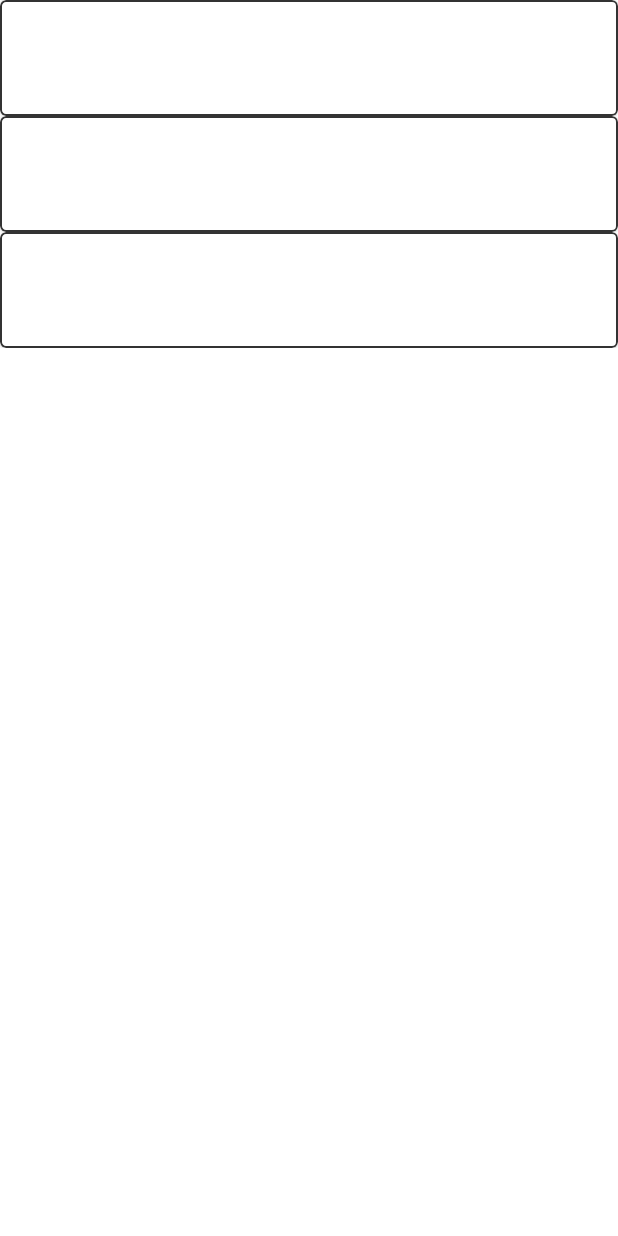
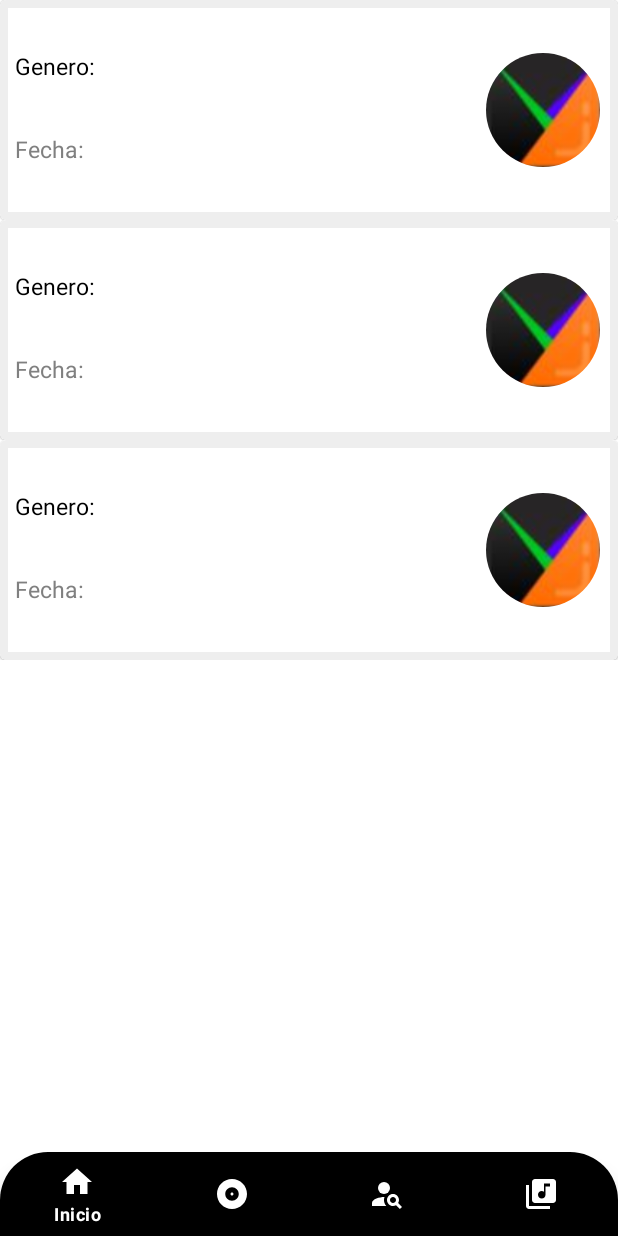
Before and after one commit to MISW-DesarrolloMovil-202215/MISW-DesarrolloMovil-202215, an Android app: the layout album_fragment.xml on its own in the app's theme, with its tools: preview values and no code run, on a phone screen of 412 x 824 dp. Run offline under Robolectric (Android 15) with nearby library versions, the phone set to English and light mode, and no system bars; network calls fail.

Commit message:
Se crea diseño inicial HU01 - T02 Implementación de interfaz gráfica

```diff
--- a/app/build.gradle
+++ b/app/build.gradle
@@ -47,4 +47,5 @@ dependencies {
     testImplementation 'junit:junit:4.13.2'
     androidTestImplementation 'androidx.test.ext:junit:1.1.3'
     androidTestImplementation 'androidx.test.espresso:espresso-core:3.4.0'
+    implementation 'de.hdodenhof:circleimageview:3.1.0'
 }
--- a/app/src/main/java/com/example/vinilosapp_g18/ui/AlbumFragment.kt
+++ b/app/src/main/java/com/example/vinilosapp_g18/ui/AlbumFragment.kt
@@ -1,9 +1,11 @@
 package com.example.vinilosapp_g18.ui
 
+import android.content.Intent
 import android.os.Bundle
 import android.view.LayoutInflater
 import android.view.View
 import android.view.ViewGroup
+import android.widget.Button
 import android.widget.Toast
 import androidx.fragment.app.Fragment
 import androidx.lifecycle.Observer
--- a/app/src/main/java/com/example/vinilosapp_g18/ui/MainActivity.kt
+++ b/app/src/main/java/com/example/vinilosapp_g18/ui/MainActivity.kt
@@ -7,6 +7,7 @@ import android.view.animation.AnimationUtils
 import android.widget.Button
 import android.widget.ImageView
 import android.content.Intent;
+import android.widget.ImageButton
 import android.widget.LinearLayout
 import com.example.vinilosapp_g18.R
 
@@ -33,8 +34,13 @@ class MainActivity : AppCompatActivity() {
         homeText.startAnimation(frombotton)
         menu.startAnimation(frombotton)
 
-        val albumesButton = findViewById<Button>(R.id.albumes)
+        val albumesButton = findViewById<ImageButton>(R.id.albumes)
+        val albumesButton2 = findViewById<Button>(R.id.albumes2)
         albumesButton.setOnClickListener {
+            val intent = Intent(this, ListAlbumes::class.java)
+            startActivity(intent)
+        }
+        albumesButton2.setOnClickListener {
             val intent = Intent(this, ListAlbumes::class.java)
             startActivity(intent)
         }
--- /dev/null
+++ b/app/src/main/res/drawable/desgn_men.xml
@@ -0,0 +1,9 @@
+<?xml version="1.0" encoding="utf-8"?>
+<selector xmlns:android="http://schemas.android.com/apk/res/android">
+    <item
+        android:color="#fff"
+        android:state_selected="true"></item>
+    <item
+        android:color="#fff"
+        android:state_selected="false"></item>
+</selector>
--- /dev/null
+++ b/app/src/main/res/drawable/desing_manu.xml
@@ -0,0 +1,9 @@
+<?xml version="1.0" encoding="utf-8"?>
+<shape xmlns:android="http://schemas.android.com/apk/res/android">
+<solid
+    android:color="#000000"></solid>
+
+    <corners
+        android:topLeftRadius="32dp"
+        android:topRightRadius="32dp"></corners>
+</shape>
--- /dev/null
+++ b/app/src/main/res/drawable/ic_baseline_album_24.xml
@@ -0,0 +1,5 @@
+<vector android:height="24dp" android:tint="#000000"
+    android:viewportHeight="24" android:viewportWidth="24"
+    android:width="24dp" xmlns:android="http://schemas.android.com/apk/res/android">
+    <path android:fillColor="@android:color/white" android:pathData="M12,2C6.48,2 2,6.48 2,12s4.48,10 10,10 10,-4.48 10,-10S17.52,2 12,2zM12,16.5c-2.49,0 -4.5,-2.01 -4.5,-4.5S9.51,7.5 12,7.5s4.5,2.01 4.5,4.5 -2.01,4.5 -4.5,4.5zM12,11c-0.55,0 -1,0.45 -1,1s0.45,1 1,1 1,-0.45 1,-1 -0.45,-1 -1,-1z"/>
+</vector>
--- /dev/null
+++ b/app/src/main/res/drawable/ic_baseline_home_24.xml
@@ -0,0 +1,5 @@
+<vector android:height="24dp" android:tint="#000000"
+    android:viewportHeight="24" android:viewportWidth="24"
+    android:width="24dp" xmlns:android="http://schemas.android.com/apk/res/android">
+    <path android:fillColor="@android:color/white" android:pathData="M10,20v-6h4v6h5v-8h3L12,3 2,12h3v8z"/>
+</vector>
--- /dev/null
+++ b/app/src/main/res/drawable/ic_baseline_library_music_24.xml
@@ -0,0 +1,5 @@
+<vector android:height="24dp" android:tint="#000000"
+    android:viewportHeight="24" android:viewportWidth="24"
+    android:width="24dp" xmlns:android="http://schemas.android.com/apk/res/android">
+    <path android:fillColor="@android:color/white" android:pathData="M20,2L8,2c-1.1,0 -2,0.9 -2,2v12c0,1.1 0.9,2 2,2h12c1.1,0 2,-0.9 2,-2L22,4c0,-1.1 -0.9,-2 -2,-2zM18,7h-3v5.5c0,1.38 -1.12,2.5 -2.5,2.5S10,13.88 10,12.5s1.12,-2.5 2.5,-2.5c0.57,0 1.08,0.19 1.5,0.51L14,5h4v2zM4,6L2,6v14c0,1.1 0.9,2 2,2h14v-2L4,20L4,6z"/>
+</vector>
--- /dev/null
+++ b/app/src/main/res/drawable/ic_baseline_person_search_24.xml
@@ -0,0 +1,7 @@
+<vector android:height="24dp" android:tint="#000000"
+    android:viewportHeight="24" android:viewportWidth="24"
+    android:width="24dp" xmlns:android="http://schemas.android.com/apk/res/android">
+    <path android:fillColor="@android:color/white" android:pathData="M10,8m-4,0a4,4 0,1 1,8 0a4,4 0,1 1,-8 0"/>
+    <path android:fillColor="@android:color/white" android:pathData="M10.35,14.01C7.62,13.91 2,15.27 2,18v2h9.54C9.07,17.24 10.31,14.11 10.35,14.01z"/>
+    <path android:fillColor="@android:color/white" android:pathData="M19.43,18.02C19.79,17.43 20,16.74 20,16c0,-2.21 -1.79,-4 -4,-4s-4,1.79 -4,4c0,2.21 1.79,4 4,4c0.74,0 1.43,-0.22 2.02,-0.57L20.59,22L22,20.59L19.43,18.02zM16,18c-1.1,0 -2,-0.9 -2,-2c0,-1.1 0.9,-2 2,-2s2,0.9 2,2C18,17.1 17.1,18 16,18z"/>
+</vector>
--- a/app/src/main/res/layout/activity_main.xml
+++ b/app/src/main/res/layout/activity_main.xml
@@ -92,72 +92,75 @@
         app:layout_constraintTop_toTopOf="parent"
         app:layout_constraintEnd_toEndOf="parent"
         app:layout_constraintHorizontal_bias="0.6"
-        android:layout_marginTop="340dp">
+        android:layout_marginTop="400dp">
 
         <LinearLayout
-            android:layout_marginBottom="50dp"
+
             android:layout_width="wrap_content"
             android:layout_height="wrap_content"
             android:orientation="horizontal">
 
-            <LinearLayout
+            <RelativeLayout
                 android:layout_marginRight="10dp"
                 android:layout_width="wrap_content"
                 android:layout_height="wrap_content"
                 android:orientation="vertical">
 
-                <ImageView
-                    android:layout_marginBottom="5dp"
-                    android:layout_width="65dp"
-                    android:layout_height="65dp"
-                    android:src="@drawable/albumes"></ImageView>
+                <ImageButton
+                    android:id="@+id/albumes"
+                    android:layout_width="130dp"
+                    android:layout_height="183dp"
+                    android:layout_marginStart="3dp"
+                    android:src="@drawable/album"></ImageButton>
 
                 <Button
-                    android:id="@+id/albumes"
+                    android:id="@+id/albumes2"
                     android:layout_width="wrap_content"
                     android:layout_height="wrap_content"
                     android:text="Albumes"
-                    android:textSize="23sp"
-                    android:textColor="#000000"></Button>
-            </LinearLayout>
-            <LinearLayout
+                    android:textSize="10sp"
+                    android:layout_marginTop="138dp"
+                    android:textColor="#ffffff"></Button>
+            </RelativeLayout>
+            <RelativeLayout
                 android:layout_marginRight="10dp"
                 android:layout_width="wrap_content"
                 android:layout_height="wrap_content"
                 android:orientation="vertical">
 
-                <ImageView
-                    android:layout_marginBottom="5dp"
-                    android:layout_width="65dp"
-                    android:layout_height="65dp"
-                    android:src="@drawable/albumes"></ImageView>
+                <ImageButton
+                    android:id="@+id/artistas"
+                    android:layout_width="130dp"
+                    android:layout_height="183dp"
+                    android:src="@drawable/artista"></ImageButton>
 
-                <TextView
+                <Button
                     android:layout_width="wrap_content"
                     android:layout_height="wrap_content"
                     android:text="Artistas"
-                    android:textSize="23sp"
-                    android:textColor="#000000"></TextView>
-            </LinearLayout>
-            <LinearLayout
+                    android:textSize="10sp"
+                    android:layout_marginTop="138dp"
+                    android:textColor="#ffffff"></Button>
+            </RelativeLayout>
+            <RelativeLayout
                 android:layout_marginRight="10dp"
                 android:layout_width="wrap_content"
                 android:layout_height="wrap_content"
                 android:orientation="vertical">
 
-                <ImageView
-                    android:layout_marginBottom="5dp"
-                    android:layout_width="65dp"
-                    android:layout_height="65dp"
-                    android:src="@drawable/albumes"></ImageView>
-
-                <TextView
+                <ImageButton
+                    android:id="@+id/coleccionista"
+                    android:layout_width="140dp"
+                    android:layout_height="183dp"
+                    android:src="@drawable/coleccionista"></ImageButton>
+                <Button
                     android:layout_width="wrap_content"
                     android:layout_height="wrap_content"
                     android:text="Coleccionista"
-                    android:textSize="23sp"
-                    android:textColor="#000000"></TextView>
-            </LinearLayout>
+                    android:textSize="10sp"
+                    android:layout_marginTop="138dp"
+                    android:textColor="#ffffff"></Button>
+            </RelativeLayout>
         </LinearLayout>
     </LinearLayout>
 
--- a/app/src/main/res/layout/album_fragment.xml
+++ b/app/src/main/res/layout/album_fragment.xml
@@ -3,18 +3,52 @@
     xmlns:tools="http://schemas.android.com/tools"
     android:layout_width="match_parent"
     android:layout_height="match_parent"
+    xmlns:app="http://schemas.android.com/apk/res-auto"
     tools:context=".ui.AlbumFragment">
 
     <!-- TODO: Update blank fragment layout -->
+        <ProgressBar
+            android:id="@+id/progressBar"
+            android:layout_marginTop="250dp"
+            android:layout_width="match_parent"
+            android:layout_height="wrap_content"
+            app:layout_constraintBottom_toBottomOf="parent"
+            app:layout_constraintEnd_toEndOf="parent"
+            app:layout_constraintStart_toStartOf="parent"
+            app:layout_constraintTop_toTopOf="parent"
+            ></ProgressBar>
         <TextView
             android:layout_width="match_parent"
-        android:layout_height="match_parent"
-        android:text="@string/hello_blank_fragment" />
+            android:layout_height="wrap_content"
+            android:layout_marginTop="280dp"
+            android:text="Cargando..."
+            android:textSize="16sp"
+            android:paddingTop="50dp"
+            app:layout_constraintBottom_toBottomOf="parent"
+            app:layout_constraintEnd_toEndOf="parent"
+            app:layout_constraintStart_toStartOf="parent"
+            app:layout_constraintTop_toTopOf="parent"
+            android:textAlignment="center"
+            ></TextView>
+    <RelativeLayout
+        android:layout_width="match_parent"
+        android:layout_height="match_parent">
+    <com.google.android.material.bottomnavigation.BottomNavigationView
+        android:layout_width="match_parent"
+        android:layout_height="wrap_content"
+        android:layout_alignParentBottom="true"
+        app:itemTextColor="@drawable/desgn_men"
+        app:itemIconTint="@drawable/desgn_men"
+        android:background="@drawable/desing_manu"
+        app:menu="@menu/menu_bas">
 
+    </com.google.android.material.bottomnavigation.BottomNavigationView>
         <androidx.recyclerview.widget.RecyclerView
             android:id="@+id/albumsRv"
             android:layout_width="match_parent"
             android:layout_height="match_parent"
             tools:listitem="@layout/album_item"/>
+    </RelativeLayout>
+
 
 </FrameLayout>
--- a/app/src/main/res/layout/album_item.xml
+++ b/app/src/main/res/layout/album_item.xml
@@ -17,46 +17,98 @@
             app:layout_constraintBottom_toBottomOf="parent"
             app:layout_constraintEnd_toEndOf="parent"
             app:layout_constraintStart_toStartOf="parent"
+            app:strokeColor="#eeeeee"
             app:layout_constraintTop_toTopOf="parent"
-            app:strokeColor="@color/colorAccent"
-            app:strokeWidth="1dp">
+            app:strokeWidth="5dp">
+            <RelativeLayout
+                android:layout_width="match_parent"
+                android:layout_height="wrap_content"
+                android:layout_marginTop="30dp"
+                android:layout_marginEnd="100dp"
+                android:layout_marginStart="10dp">
 
                 <LinearLayout
+                    android:layout_width="wrap_content"
+                    android:layout_height="wrap_content"
+                    android:layout_marginStart="0dp"
+                    android:orientation="vertical">
+                    <RelativeLayout
+                        android:layout_width="wrap_content"
+                        android:layout_height="wrap_content">
+
+                        <TextView
                             android:layout_width="match_parent"
-                android:layout_height="match_parent"
-                android:orientation="vertical">
+                            android:layout_height="wrap_content"
+                            android:paddingTop="3dp"
+                            android:textSize="15sp"
+                            android:textColor="#000000"
+                            android:text="Genero: "/>
+                        <TextView
+                            android:id="@+id/text_cover"
+                            android:layout_width="match_parent"
+                            android:layout_height="wrap_content"
+                            android:paddingTop="3dp"
+                            android:layout_marginStart="53dp"
+                            android:textSize="15sp"
+                            android:textColor="#000000"
+                            android:text="@{album.genre}"/>
+                    </RelativeLayout>
+                    <RelativeLayout
+                        android:layout_width="wrap_content"
+                        android:layout_height="wrap_content">
 
                         <TextView
                             android:id="@+id/textView6"
                             android:layout_width="match_parent"
                             android:layout_height="wrap_content"
-                    android:text="@{album.name}" />
+                            android:paddingTop="3dp"
+                            android:textColor="#000000"
+                            android:textSize="20sp"
+                            android:textStyle="bold"
+                            android:text="@{album.name}"/>
+                    </RelativeLayout>
+                    <RelativeLayout
+                        android:layout_width="wrap_content"
+                        android:layout_height="wrap_content">
                         <TextView
-                    android:id="@+id/textView5"
                             android:layout_width="match_parent"
                             android:layout_height="wrap_content"
-                    android:text="@{album.description}" />
-
-                <TextView
-                    android:id="@+id/text_cover"
-                    android:layout_width="match_parent"
-                    android:layout_height="wrap_content"
-                    android:text="@{album.cover}" />
-
-                <ImageView
-                    android:layout_width="match_parent"
-                    android:layout_height="wrap_content"
-                    android:src="@{album.cover}"
-
-                    />
-
+                            android:paddingTop="3dp"
+                            android:textSize="15sp"
+                            android:textColor="#808080"
+                            android:text="Fecha: "/>
                         <TextView
                             android:id="@+id/text_releaseDate"
                             android:layout_width="match_parent"
                             android:layout_height="wrap_content"
-                    android:text="@{album.releaseDate}" />
+                            android:paddingTop="3dp"
+                            android:layout_marginStart="53dp"
+                            android:textSize="15sp"
+                            android:textColor="#808080"
+                            android:text="@{album.releaseDate}"/>
 
+                    </RelativeLayout>
+
+
+                </LinearLayout>
+
+            </RelativeLayout>
+            <LinearLayout
+                android:layout_width="wrap_content"
+                android:layout_height="wrap_content"
+                android:layout_marginVertical="35dp"
+                android:layout_gravity="right"
+                android:orientation="horizontal"
+                android:layout_marginEnd="10dp">
+
+                <de.hdodenhof.circleimageview.CircleImageView
+                    android:layout_width="80dp"
+                    android:layout_height="wrap_content"
+                    android:layout_gravity="right"
+                    android:src="@drawable/logo"/>
             </LinearLayout>
         </com.google.android.material.card.MaterialCardView>
     </androidx.constraintlayout.widget.ConstraintLayout>
+
+
 </layout>
--- /dev/null
+++ b/app/src/main/res/menu/menu_bas.xml
@@ -0,0 +1,22 @@
+<?xml version="1.0" encoding="utf-8"?>
+<menu xmlns:android="http://schemas.android.com/apk/res/android">
+    <item
+        android:id="@+id/home"
+        android:icon="@drawable/ic_baseline_home_24"
+        android:title="Inicio"></item>
+
+    <item
+        android:id="@+id/albumes"
+        android:icon="@drawable/ic_baseline_album_24"
+        android:title="Albumes"></item>
+
+    <item
+        android:id="@+id/artistas"
+        android:icon="@drawable/ic_baseline_person_search_24"
+        android:title="Artista"></item>
+
+    <item
+        android:id="@+id/coleccionista"
+        android:icon="@drawable/ic_baseline_library_music_24"
+        android:title="Coleccionistas"></item>
+</menu>
--- a/app/src/main/res/values/colors.xml
+++ b/app/src/main/res/values/colors.xml
@@ -1,8 +1,8 @@
 <?xml version="1.0" encoding="utf-8"?>
 <resources>
-    <color name="purple_200">#FFBB86FC</color>
-    <color name="purple_500">#FF6200EE</color>
-    <color name="purple_700">#FF3700B3</color>
+    <color name="purple_200">#FF000000</color>
+    <color name="purple_500">#FF000000</color>
+    <color name="purple_700">#FF000000</color>
     <color name="teal_200">#FF03DAC5</color>
     <color name="teal_700">#FF018786</color>
     <color name="black">#FF000000</color>
--- a/app/src/main/res/values/themes.xml
+++ b/app/src/main/res/values/themes.xml
@@ -1,6 +1,6 @@
 <resources xmlns:tools="http://schemas.android.com/tools">
     <!-- Base application theme. -->
-    <style name="Theme.VinilosApp_G18" parent="Theme.MaterialComponents.DayNight.DarkActionBar">
+    <style name="Theme.VinilosApp_G18" parent="Theme.MaterialComponents.DayNight.NoActionBar">
         <!-- Primary brand color. -->
         <item name="colorPrimary">@color/purple_500</item>
         <item name="colorPrimaryVariant">@color/purple_700</item>
```
Also changed, not shown: app/src/main/res/drawable/album.jpg (added), app/src/main/res/drawable/albumes.JPG (deleted), app/src/main/res/drawable/artista.jpg (added), app/src/main/res/drawable/coleccionista.jpg (added). Lines whose indentation alone changed are shown as unchanged.
